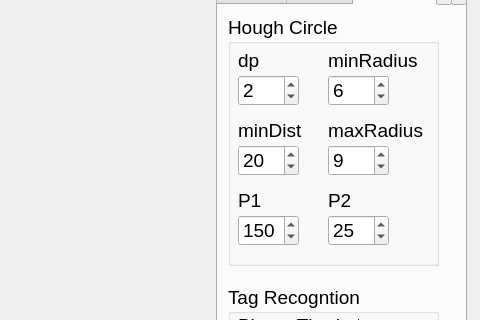
Qt form mainwindow.ui (jefftsai8049/BeeObservationSystem_Analysis) before a commit; both pictures show x 864 to 1344 and y 85 to 405 of the 1344 by 765 pixel window.
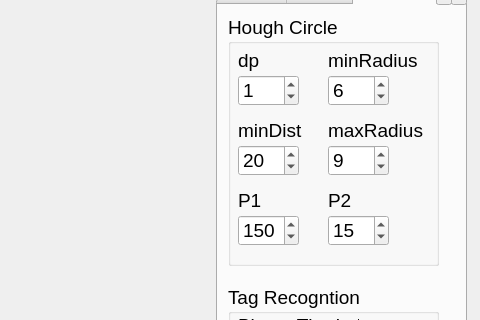
The same form after that commit. The open tabs and pages were chosen to show the change. Custom widgets are drawn as their Qt base class.

The edit to the form file:
```diff
--- a/mainwindow.ui
+++ b/mainwindow.ui
@@ -338,7 +338,7 @@
         </rect>
        </property>
        <property name="value">
-        <number>2</number>
+        <number>1</number>
        </property>
       </widget>
       <widget class="QSpinBox" name="para_2_hough_circle_spinBox">
@@ -354,7 +354,7 @@
         <number>200</number>
        </property>
        <property name="value">
-        <number>25</number>
+        <number>15</number>
        </property>
       </widget>
       <widget class="QSpinBox" name="minRadius_hough_circle_spinBox">
```
Left out of the diff: 4 changed lines with no effect on the pictures.
